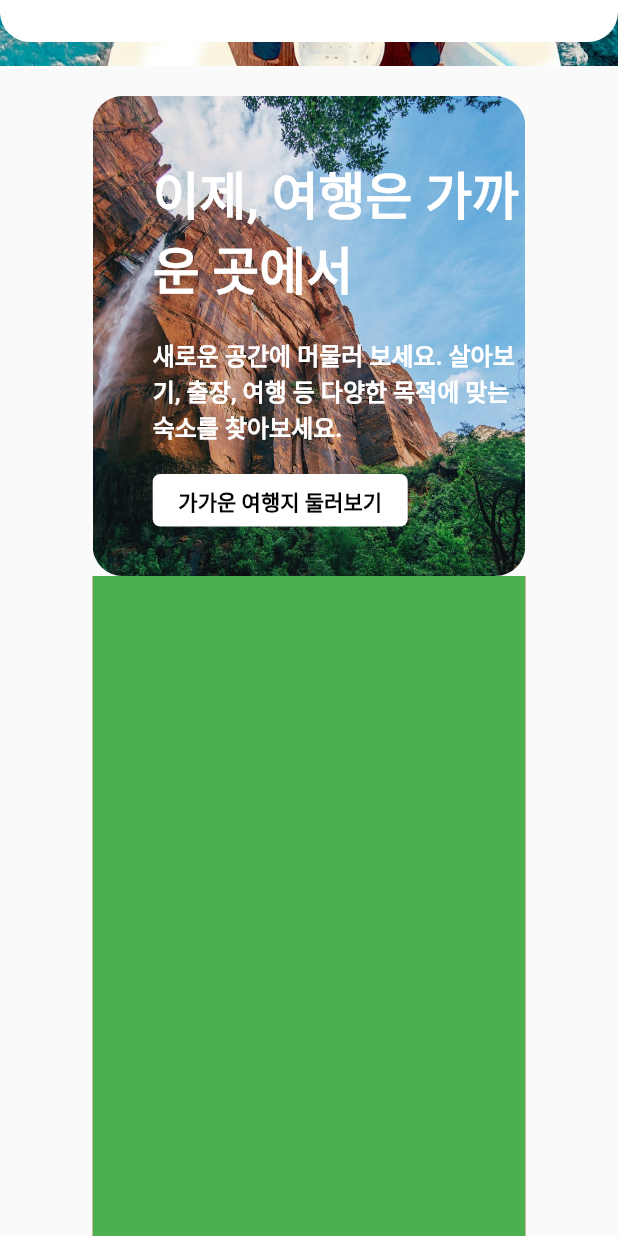
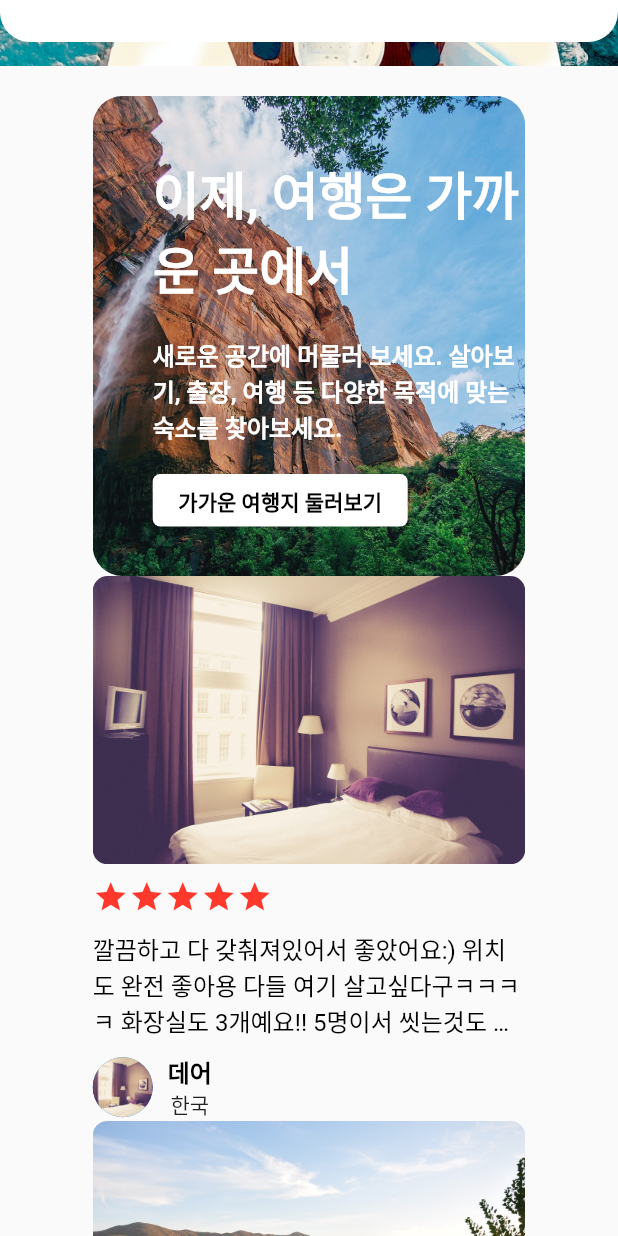
Before and after one commit to hyonna12/flutter-airbnb, a Flutter app: the screen it shows after launch, scrolled down 576 dp, on a phone screen of 412 x 824 dp. Run offline on Flutter 3.47's test engine with Material 2 defaults, Android fonts, the phone set to English and light mode, and no system bars; missing offline and left inert: dart:html.

Commit message:
home_body_popular_item

```diff
--- a/lib/components/home/home_body_popular.dart
+++ b/lib/components/home/home_body_popular.dart
@@ -23,8 +23,6 @@ class HomeBodyPopualr extends StatelessWidget {
 
   Widget _buildPopularList() {
     return Container(
-      // 나중에 빼기
-      color: Colors.red,
       child: Wrap(
         // row 는 깨짐
         children: [
--- a/lib/components/home/home_body_popular_item.dart
+++ b/lib/components/home/home_body_popular_item.dart
@@ -1,5 +1,7 @@
 import 'package:flutter/material.dart';
+import 'package:flutter_airbnb/constants.dart';
 import 'package:flutter_airbnb/size.dart';
+import 'package:flutter_airbnb/styles.dart';
 
 class HomeBodyPopularItem extends StatelessWidget {
   HomeBodyPopularItem({required this.id, Key? key}) : super(key: key);
@@ -20,8 +22,6 @@ class HomeBodyPopularItem extends StatelessWidget {
     double popularitemWidth = getBodyWidth(context) / 3 - 5;
 
     return Container(
-      color: Colors.green,
-      height: 200,
       width: popularitemWidth,
       // 나중에 지웠다 추가했다 해보기
       constraints: BoxConstraints(
@@ -29,7 +29,7 @@ class HomeBodyPopularItem extends StatelessWidget {
       ),
       child: Column(
         children: [
-          _buildPopulaItemImage(),
+          _buildPopularItemImage(),
           _buildPopularItemStar(),
           _buildPopularItemComment(),
           _buildPopularItemUserInfo(),
@@ -38,19 +38,66 @@ class HomeBodyPopularItem extends StatelessWidget {
     );
   }
 
-  Widget _buildPopulaItemImage() {
-    return SizedBox();
+  Widget _buildPopularItemImage() {
+    return Column(
+      children: [
+        ClipRRect(
+          borderRadius: BorderRadius.circular(10),
+          child: Image.asset("assets/${popularList[id]}", fit: BoxFit.cover),
+        ),
+        SizedBox(height: gap_s),
+      ],
+    );
   }
 
   Widget _buildPopularItemStar() {
-    return SizedBox();
+    return Column(
+      children: [
+        Row(
+          children: [
+            Icon(Icons.star, color: kAccentColor),
+            Icon(Icons.star, color: kAccentColor),
+            Icon(Icons.star, color: kAccentColor),
+            Icon(Icons.star, color: kAccentColor),
+            Icon(Icons.star, color: kAccentColor),
+          ],
+        ),
+        SizedBox(height: gap_s),
+      ],
+    );
   }
 
   Widget _buildPopularItemComment() {
-    return SizedBox();
+    return Column(
+      children: [
+        Text(
+          "깔끔하고 다 갖춰져있어서 좋았어요:) 위치도 완전 좋아용 다들 여기 살고싶다구ㅋㅋㅋㅋ 화장실도 3개예요!! 5명이서 씻는것도 전혀 불편함없이 좋았어요^^ 이불도 포근하고 좋습니당ㅎㅎ",
+          style: body1(),
+          maxLines: 3, // 글자 라인 제한
+          overflow: TextOverflow.ellipsis, // 글자 3라인 벗어나면 ... 처리
+        ),
+        SizedBox(height: gap_s),
+      ],
+    );
   }
 
   Widget _buildPopularItemUserInfo() {
-    return SizedBox();
+    return Row(
+      children: [
+        CircleAvatar(
+          backgroundImage: AssetImage("assets/p1.jpeg"),
+        ),
+        SizedBox(width: gap_s),
+        Column(
+          children: [
+            Text(
+              "데어",
+              style: subtitle1(),
+            ),
+            Text("한국"),
+          ],
+        ),
+      ],
+    );
   }
 }
```
